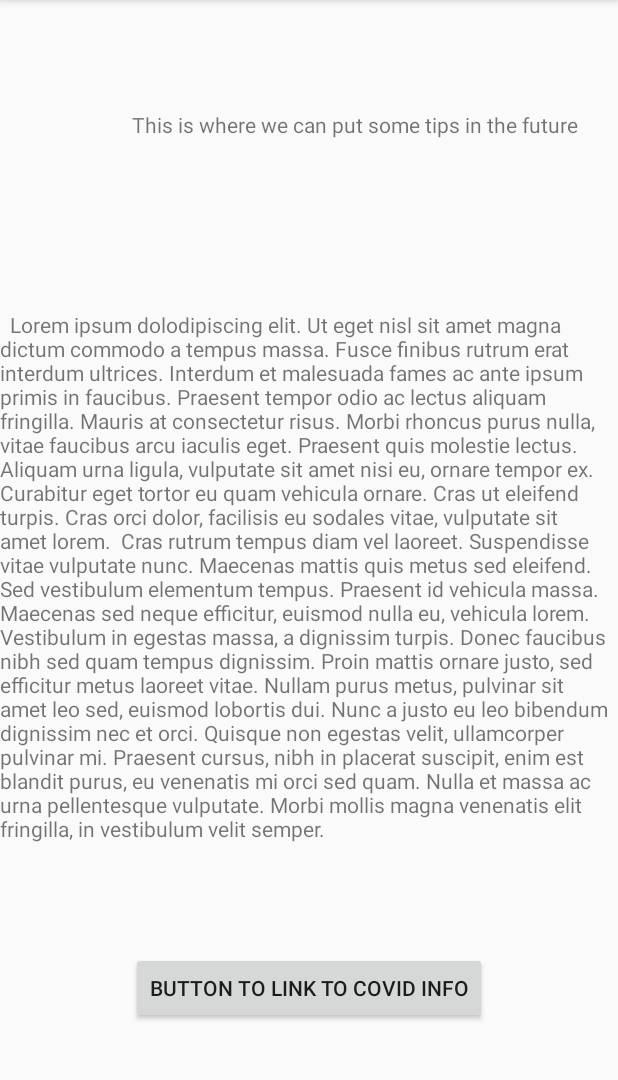
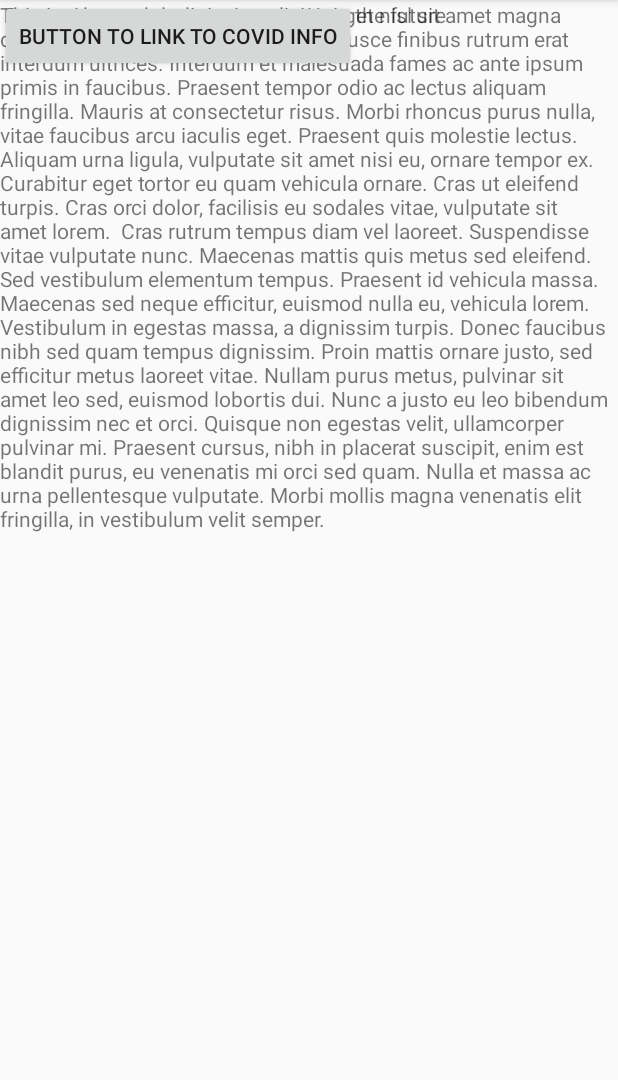
Before and after one commit to StephenWhelan/FortifyEdge, an Android app: the fragment SlideshowFragment shown on its own in the app's theme, on a phone screen of 412 x 824 dp, the part 84-1164 px from its top. Run offline under Robolectric (Android 15) with nearby library versions, the phone set to English and light mode, and no system bars; 1 statement that could not run was skipped.

Commit message:
Revert "added health tips option to menu instead of slideshow"
This reverts commit c64cf5d75e8510d5b660d54e12b954ed2046332c.

```diff
--- a/app/src/main/java/com/example/covidcapstone/MainActivity.kt
+++ b/app/src/main/java/com/example/covidcapstone/MainActivity.kt
@@ -35,7 +35,7 @@ class MainActivity : AppCompatActivity() {
         // Passing each menu ID as a set of Ids because each
         // menu should be considered as top level destinations.
         appBarConfiguration = AppBarConfiguration(setOf(
-                R.id.nav_home, R.id.nav_gallery, R.id.nav_healthTips), drawerLayout)
+                R.id.nav_home, R.id.nav_gallery, R.id.nav_slideshow), drawerLayout)
         setupActionBarWithNavController(navController, appBarConfiguration)
         navView.setupWithNavController(navController)
     }
--- a/app/src/main/java/com/example/covidcapstone/ui/health_tips/HealthTipsFragment.kt
+++ b/app/src/main/java/com/example/covidcapstone/ui/slideshow/SlideshowFragment.kt
@@ -1,4 +1,4 @@
-package com.example.covidcapstone.ui.health_tips
+package com.example.covidcapstone.ui.slideshow
 
 import android.os.Bundle
 import android.view.LayoutInflater
@@ -10,21 +10,21 @@ import androidx.lifecycle.Observer
 import androidx.lifecycle.ViewModelProviders
 import com.example.covidcapstone.R
 
-class HealthTipsFragment : Fragment() {
+class SlideshowFragment : Fragment() {
 
-    private lateinit var healthTipsViewModel: HealthTipsViewModel
+    private lateinit var slideshowViewModel: SlideshowViewModel
 
     override fun onCreateView(
             inflater: LayoutInflater,
             container: ViewGroup?,
             savedInstanceState: Bundle?
     ): View? {
-        healthTipsViewModel =
-                ViewModelProviders.of(this).get(HealthTipsViewModel::class.java)
+        slideshowViewModel =
+                ViewModelProviders.of(this).get(SlideshowViewModel::class.java)
         val root = inflater.inflate(R.layout.fragment_healthtips, container, false)
-        val textView: TextView? = root.findViewById(R.id.text_gallery)
-        healthTipsViewModel.text.observe(viewLifecycleOwner, Observer {
-            textView?.text = it
+        val textView: TextView = root.findViewById(R.id.text_gallery)
+        slideshowViewModel.text.observe(viewLifecycleOwner, Observer {
+            textView.text = it
         })
         return root
     }
--- a/app/src/main/java/com/example/covidcapstone/ui/health_tips/HealthTipsViewModel.kt
+++ b/app/src/main/java/com/example/covidcapstone/ui/slideshow/SlideshowViewModel.kt
@@ -1,13 +1,13 @@
-package com.example.covidcapstone.ui.health_tips
+package com.example.covidcapstone.ui.slideshow
 
 import androidx.lifecycle.LiveData
 import androidx.lifecycle.MutableLiveData
 import androidx.lifecycle.ViewModel
 
-class HealthTipsViewModel : ViewModel() {
+class SlideshowViewModel : ViewModel() {
 
     private val _text = MutableLiveData<String>().apply {
-        value = "This is health tips Fragment"
+        value = "This is slideshow Fragment"
     }
     val text: LiveData<String> = _text
 }
--- a/app/src/main/res/layout/fragment_healthtips.xml
+++ b/app/src/main/res/layout/fragment_healthtips.xml
@@ -4,51 +4,29 @@
     xmlns:tools="http://schemas.android.com/tools"
     android:layout_width="match_parent"
     android:layout_height="match_parent"
-    tools:context=".ui.health_tips.HealthTipsFragment">
+    tools:context=".ui.slideshow.healthTipsFragment">
 
     <TextView
         android:id="@+id/textView2"
         android:layout_width="wrap_content"
         android:layout_height="wrap_content"
-        android:layout_marginStart="88dp"
-        android:layout_marginLeft="88dp"
-        android:layout_marginTop="73dp"
-        android:layout_marginEnd="25dp"
-        android:layout_marginRight="25dp"
-        android:layout_marginBottom="639dp"
         android:text="This is where we can put some tips in the future"
-        app:layout_constraintBottom_toBottomOf="parent"
-        app:layout_constraintEnd_toEndOf="parent"
-        app:layout_constraintHorizontal_bias="0.0"
-        app:layout_constraintStart_toStartOf="parent"
-        app:layout_constraintTop_toTopOf="parent"
-        app:layout_constraintVertical_bias="0.0" />
+        tools:layout_editor_absoluteX="88dp"
+        tools:layout_editor_absoluteY="73dp" />
 
     <Button
         android:id="@+id/button"
         android:layout_width="wrap_content"
         android:layout_height="wrap_content"
-        android:layout_marginStart="89dp"
-        android:layout_marginLeft="89dp"
-        android:layout_marginTop="616dp"
-        android:layout_marginEnd="89dp"
-        android:layout_marginRight="89dp"
-        android:layout_marginBottom="67dp"
         android:text="Button to link to COVID info"
-        app:layout_constraintBottom_toBottomOf="parent"
-        app:layout_constraintEnd_toEndOf="parent"
-        app:layout_constraintStart_toStartOf="parent"
-        app:layout_constraintTop_toTopOf="parent" />
+        tools:layout_editor_absoluteX="89dp"
+        tools:layout_editor_absoluteY="616dp" />
 
     <TextView
         android:id="@+id/textView3"
         android:layout_width="wrap_content"
         android:layout_height="wrap_content"
-        android:layout_marginTop="184dp"
-        android:layout_marginBottom="184dp"
         android:text="  Lorem ipsum dolodipiscing elit. Ut eget nisl sit amet magna dictum commodo a tempus massa. Fusce finibus rutrum erat interdum ultrices. Interdum et malesuada fames ac ante ipsum primis in faucibus. Praesent tempor odio ac lectus aliquam fringilla. Mauris at consectetur risus. Morbi rhoncus purus nulla, vitae faucibus arcu iaculis eget. Praesent quis molestie lectus. Aliquam urna ligula, vulputate sit amet nisi eu, ornare tempor ex. Curabitur eget tortor eu quam vehicula ornare. Cras ut eleifend turpis. Cras orci dolor, facilisis eu sodales vitae, vulputate sit amet lorem.  Cras rutrum tempus diam vel laoreet. Suspendisse vitae vulputate nunc. Maecenas mattis quis metus sed eleifend. Sed vestibulum elementum tempus. Praesent id vehicula massa. Maecenas sed neque efficitur, euismod nulla eu, vehicula lorem. Vestibulum in egestas massa, a dignissim turpis. Donec faucibus nibh sed quam tempus dignissim. Proin mattis ornare justo, sed efficitur metus laoreet vitae. Nullam purus metus, pulvinar sit amet leo sed, euismod lobortis dui. Nunc a justo eu leo bibendum dignissim nec et orci. Quisque non egestas velit, ullamcorper pulvinar mi. Praesent cursus, nibh in placerat suscipit, enim est blandit purus, eu venenatis mi orci sed quam. Nulla et massa ac urna pellentesque vulputate. Morbi mollis magna venenatis elit fringilla, in vestibulum velit semper. "
-        app:layout_constraintBottom_toBottomOf="parent"
-        app:layout_constraintEnd_toEndOf="parent"
-        app:layout_constraintStart_toStartOf="parent"
-        app:layout_constraintTop_toTopOf="parent" />
+        tools:layout_editor_absoluteX="0dp"
+        tools:layout_editor_absoluteY="184dp" />
 </androidx.constraintlayout.widget.ConstraintLayout>
--- a/app/src/main/res/menu/activity_main_drawer.xml
+++ b/app/src/main/res/menu/activity_main_drawer.xml
@@ -13,8 +13,8 @@
             android:icon="@drawable/ic_menu_gallery"
             android:title="@string/menu_gallery" />
         <item
-            android:id="@+id/nav_healthTips"
+            android:id="@+id/nav_slideshow"
             android:icon="@drawable/ic_menu_healthtips"
-            android:title="@string/menu_healthTips" />
+            android:title="@string/menu_slideshow" />
     </group>
 </menu>
--- a/app/src/main/res/navigation/mobile_navigation.xml
+++ b/app/src/main/res/navigation/mobile_navigation.xml
@@ -19,7 +19,7 @@
 
     <fragment
         android:id="@+id/nav_healthTips"
-        android:name="com.example.covidcapstone.ui.health_tips.HealthTipsFragment"
+        android:name="com.example.covidcapstone.ui.slideshow.SlideshowFragment"
         android:label="@string/menu_healthTips"
         tools:layout="@layout/fragment_healthtips" />
 </navigation>
--- a/app/src/main/res/values/strings.xml
+++ b/app/src/main/res/values/strings.xml
@@ -7,7 +7,6 @@
     <string name="nav_header_desc">Navigation header</string>
     <string name="action_settings">Settings</string>
     <string name="notifications">Notifications</string>
-    <string name="placeholder">Placeholder text</string>
 
     <string name="menu_contactTracing">Contact Tracing</string>
     <string name="menu_gallery">Gallery</string>
```
